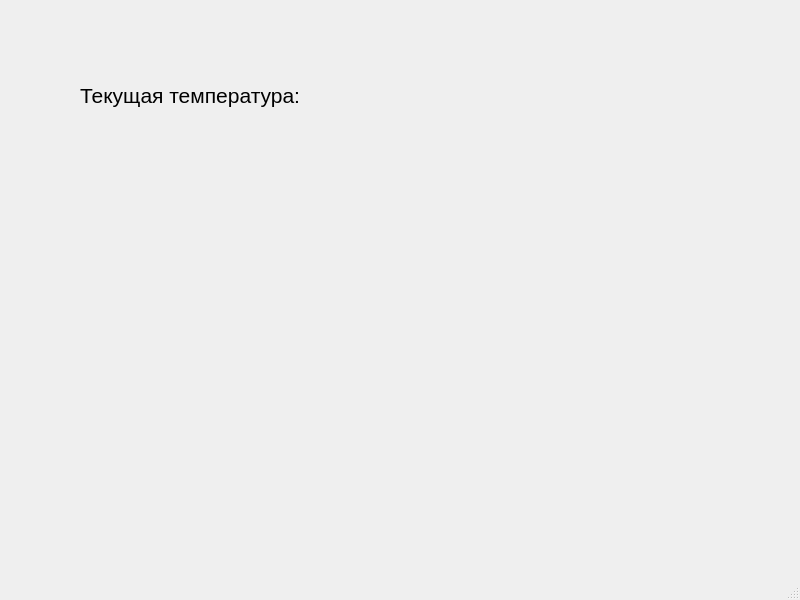
This is src/mainwindow.ui in UInSomnia/IoT-MQTT as Qt 5 draws it before an edit. The edited form follows.
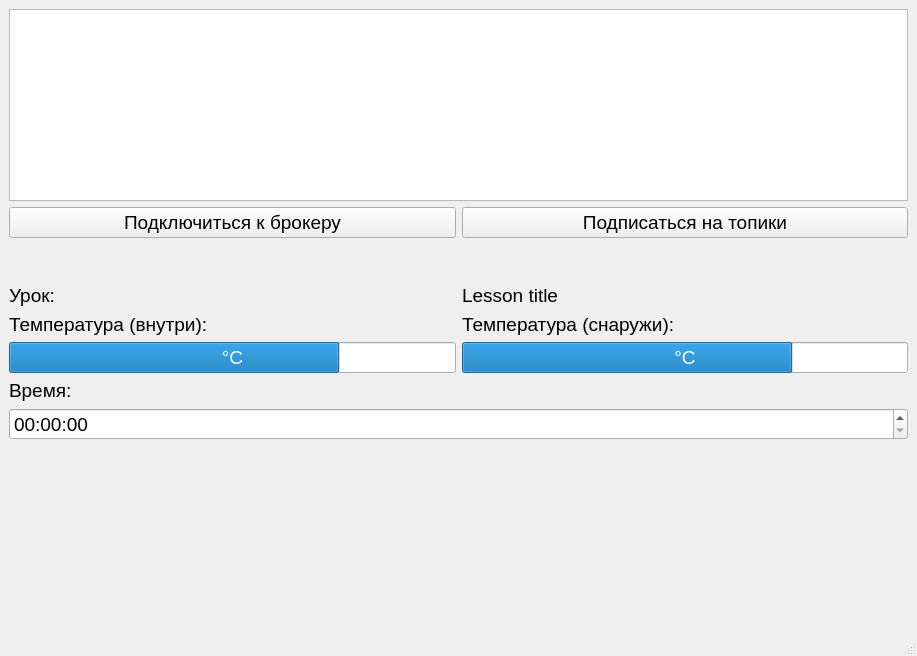
This is the edited form.

Commit message: The output of data received from the broker to the form has been implemented. Added buttons for connecting to the broker and subscribing to topics

```diff
--- a/src/mainwindow.ui
+++ b/src/mainwindow.ui
@@ -6,42 +6,182 @@
    <rect>
     <x>0</x>
     <y>0</y>
-    <width>800</width>
-    <height>600</height>
+    <width>917</width>
+    <height>656</height>
    </rect>
   </property>
+  <property name="font">
+   <font>
+    <pointsize>14</pointsize>
+   </font>
+  </property>
   <property name="windowTitle">
    <string>MainWindow</string>
   </property>
+  <property name="styleSheet">
+   <string notr="true"/>
+  </property>
   <widget class="QWidget" name="centralwidget">
-   <widget class="QLabel" name="label_temp_now">
-    <property name="geometry">
-     <rect>
-      <x>80</x>
-      <y>80</y>
-      <width>261</width>
-      <height>31</height>
-     </rect>
-    </property>
-    <property name="font">
-     <font>
-      <pointsize>16</pointsize>
-     </font>
-    </property>
-    <property name="text">
-     <string>Текущая температура: </string>
-    </property>
-   </widget>
-  </widget>
-  <widget class="QMenuBar" name="menubar">
-   <property name="geometry">
-    <rect>
-     <x>0</x>
-     <y>0</y>
-     <width>800</width>
-     <height>23</height>
-    </rect>
-   </property>
+   <layout class="QVBoxLayout" name="verticalLayout">
+    <item>
+     <widget class="QTextBrowser" name="text_browser"/>
+    </item>
+    <item>
+     <layout class="QHBoxLayout" name="horizontalLayout_4">
+      <item>
+       <widget class="QPushButton" name="btn_connect_broker">
+        <property name="text">
+         <string>Подключиться к брокеру</string>
+        </property>
+       </widget>
+      </item>
+      <item>
+       <widget class="QPushButton" name="btn_connect_topics">
+        <property name="text">
+         <string>Подписаться на топики</string>
+        </property>
+       </widget>
+      </item>
+     </layout>
+    </item>
+    <item>
+     <spacer name="verticalSpacer_2">
+      <property name="orientation">
+       <enum>Qt::Orientation::Vertical</enum>
+      </property>
+      <property name="sizeType">
+       <enum>QSizePolicy::Policy::Preferred</enum>
+      </property>
+      <property name="sizeHint" stdset="0">
+       <size>
+        <width>20</width>
+        <height>40</height>
+       </size>
+      </property>
+     </spacer>
+    </item>
+    <item>
+     <layout class="QHBoxLayout" name="horizontalLayout_3">
+      <item>
+       <widget class="QLabel" name="label_4">
+        <property name="text">
+         <string>Урок:</string>
+        </property>
+       </widget>
+      </item>
+      <item>
+       <widget class="QLabel" name="label_current_lesson">
+        <property name="text">
+         <string>Lesson title</string>
+        </property>
+       </widget>
+      </item>
+     </layout>
+    </item>
+    <item>
+     <layout class="QHBoxLayout" name="horizontalLayout_2">
+      <item>
+       <widget class="QLabel" name="label">
+        <property name="text">
+         <string>Температура (внутри):</string>
+        </property>
+       </widget>
+      </item>
+      <item>
+       <widget class="QLabel" name="label_2">
+        <property name="text">
+         <string>Температура (снаружи):</string>
+        </property>
+       </widget>
+      </item>
+     </layout>
+    </item>
+    <item>
+     <layout class="QHBoxLayout" name="horizontalLayout">
+      <property name="spacing">
+       <number>6</number>
+      </property>
+      <item>
+       <widget class="QProgressBar" name="progress_temp_inside">
+        <property name="minimum">
+         <number>-50</number>
+        </property>
+        <property name="maximum">
+         <number>50</number>
+        </property>
+        <property name="value">
+         <number>24</number>
+        </property>
+        <property name="format">
+         <string>°C</string>
+        </property>
+       </widget>
+      </item>
+      <item>
+       <widget class="QProgressBar" name="progress_temp_outside">
+        <property name="minimum">
+         <number>-50</number>
+        </property>
+        <property name="maximum">
+         <number>50</number>
+        </property>
+        <property name="value">
+         <number>24</number>
+        </property>
+        <property name="format">
+         <string>°C</string>
+        </property>
+       </widget>
+      </item>
+     </layout>
+    </item>
+    <item>
+     <widget class="QLabel" name="label_3">
+      <property name="text">
+       <string>Время:</string>
+      </property>
+     </widget>
+    </item>
+    <item>
+     <widget class="QTimeEdit" name="time_set">
+      <property name="locale">
+       <locale language="Russian" country="Russia"/>
+      </property>
+      <property name="inputMethodHints">
+       <set>Qt::InputMethodHint::ImhPreferNumbers</set>
+      </property>
+      <property name="maximumDateTime">
+       <datetime>
+        <hour>22</hour>
+        <minute>59</minute>
+        <second>56</second>
+        <year>2000</year>
+        <month>1</month>
+        <day>1</day>
+       </datetime>
+      </property>
+      <property name="displayFormat">
+       <string>hh:mm:ss</string>
+      </property>
+      <property name="timeSpec">
+       <enum>Qt::TimeSpec::UTC</enum>
+      </property>
+     </widget>
+    </item>
+    <item>
+     <spacer name="verticalSpacer">
+      <property name="orientation">
+       <enum>Qt::Orientation::Vertical</enum>
+      </property>
+      <property name="sizeHint" stdset="0">
+       <size>
+        <width>20</width>
+        <height>40</height>
+       </size>
+      </property>
+     </spacer>
+    </item>
+   </layout>
   </widget>
   <widget class="QStatusBar" name="statusbar"/>
  </widget>
```
The commit also changes 8 other files.
